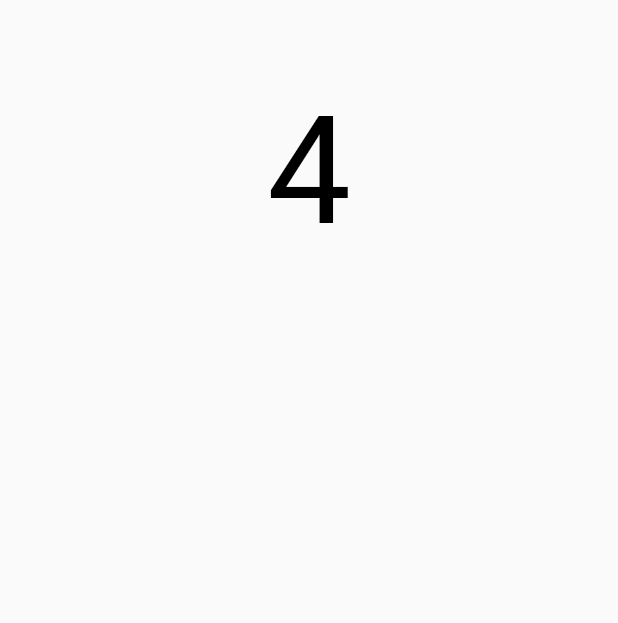
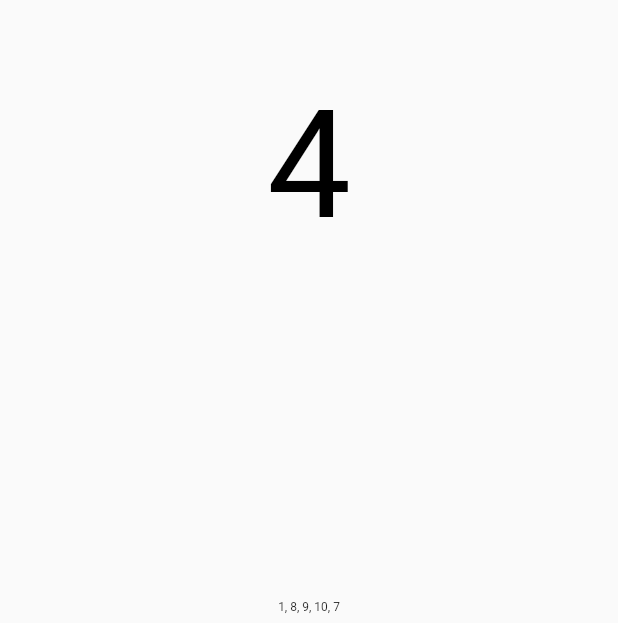
Before and after one commit to Neamar/aube_reve, a Flutter app: the screen it shows after launch, after a tap on "Roll", on a phone screen of 412 x 824 dp. Shown: the part 610-1233 px from the top of the screen. Run offline on Flutter 3.47's test engine with Material 2 defaults, Android fonts, the phone set to English and light mode, and no system bars; our stand-ins replace charts_flutter.

Commit message:
Display roll details

```diff
--- a/lib/main.dart
+++ b/lib/main.dart
@@ -22,7 +22,7 @@ class DiceRollerState extends State<DiceRoller> {
   int currentResult = -1;
   bool valueJustUpdated = false;
   int tenCount = 0;
-
+  String rollDetails = "";
   incrementDiceCount() {
     setState(() {
       attributeValue++;
@@ -61,6 +61,7 @@ class DiceRollerState extends State<DiceRoller> {
     setState(() {
       currentResult = 0;
       tenCount = 0;
+      rollDetails = "";
       var random = Random();
       for (int i = 0; i < attributeValue; i++) {
         int roll = random.nextInt(10) + 1;
@@ -70,8 +71,12 @@ class DiceRollerState extends State<DiceRoller> {
         if (roll == 10) {
           tenCount++;
         }
-        valueJustUpdated = true;
+
+        rollDetails += roll.toString() + ", ";
       }
+
+      valueJustUpdated = true;
+      rollDetails = rollDetails.substring(0, rollDetails.length - 2);
     });
 
     Future.delayed(const Duration(milliseconds: 200), () {
@@ -115,16 +120,20 @@ class DiceRollerState extends State<DiceRoller> {
           style: Theme.of(context).textTheme.display1.copyWith(
               fontSize: valueJustUpdated ? 135 : 100,
               color: tenCount >= 3 ? Colors.purpleAccent : Colors.black),
-          child: Text(currentResult != -1 ? '$currentResult' : '',
+          child: Text('$currentResult',
               textAlign: TextAlign.center),
         ))),
         Text(
-            currentResult != -1 && tenCount >= 2
-                ? ('($tenCount dix)' + (tenCount >= 3 ? ' CRITIQUE' : ''))
-                : '',
+           (tenCount >= 3 ? ' CRITIQUE' : ''),
             style: TextStyle(
-              color: tenCount >= 3 ? Colors.purpleAccent : Colors.black,
-            )),
+              color: Colors.purpleAccent,
+            )
+        ),
+        Text(rollDetails,
+            style: TextStyle(
+              fontSize: 8,
+            )
+        ),
       ]);
     } else {
       tree.add(SimpleBarChart(
```
